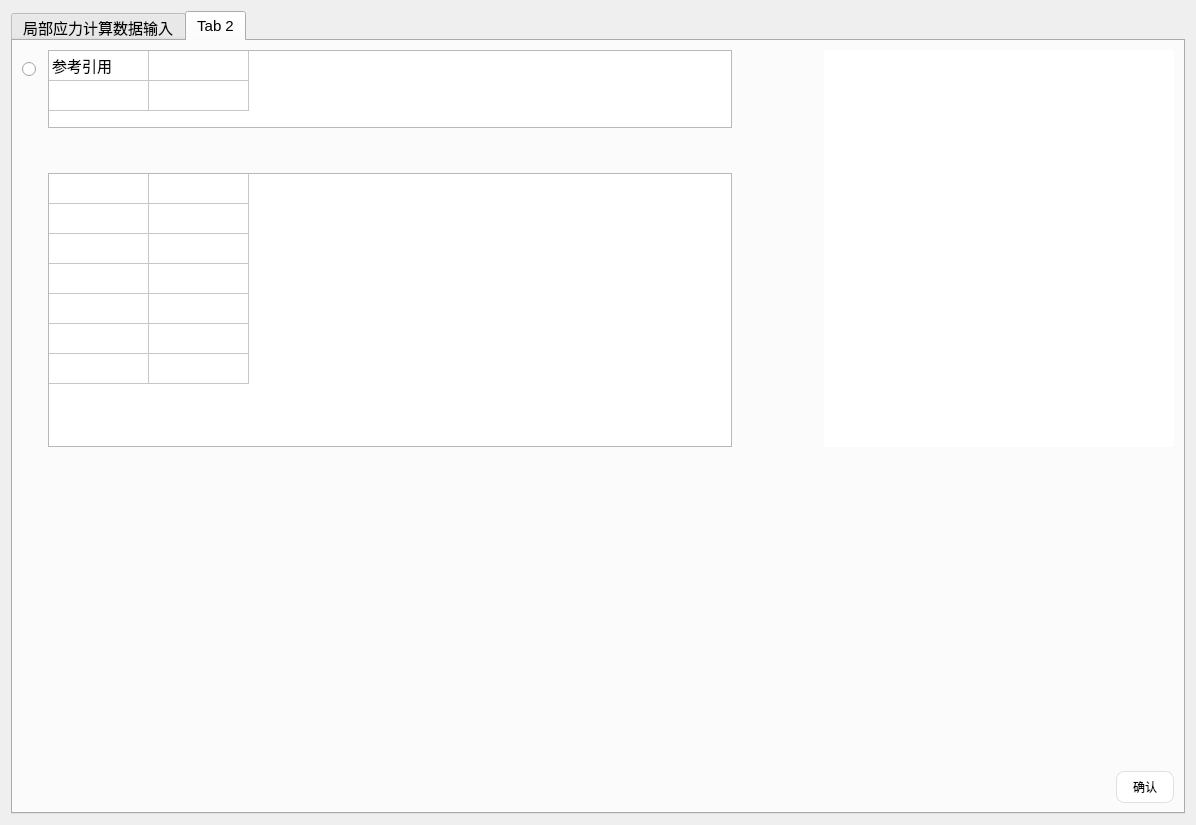
This is DongLanpec-local/modules/guankoudingyi/ui/pipe_openingload.ui in scienhudb/donghua as Qt 5 draws it before an edit. The edited form follows.
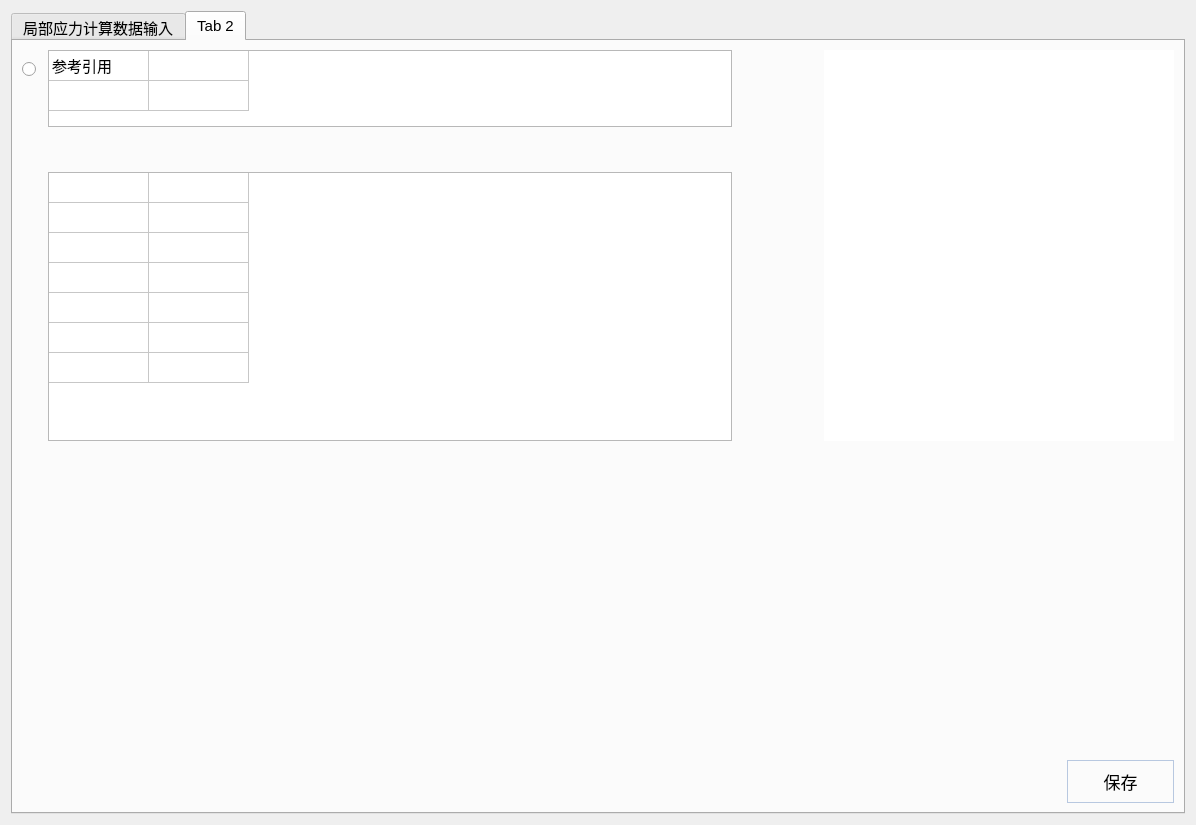
This is the edited form. The open tabs and pages were chosen to show the change. Icons and pictures are not drawn.

```diff
--- a/DongLanpec-local/modules/guankoudingyi/ui/pipe_openingload.ui
+++ b/DongLanpec-local/modules/guankoudingyi/ui/pipe_openingload.ui
@@ -363,43 +363,36 @@
             <widget class="QPushButton" name="save_btn">
              <property name="styleSheet">
               <string notr="true">QPushButton {
-    /* 背景：纯白，无渐变 */
-    background-color: #FFFFFF;
-    /* 边框：浅灰色细线 */
-    border: 1px solid #E0E0E0;
-    /* 圆角：8px，和参考图一致 */
-    border-radius: 8px;
-    /* 文字样式 */
+    background: qlineargradient(x1: 0, y1: 0, x2: 0, y2: 1,
+                                stop: 0 #ffffff, stop: 1 #e8edf5);
+    border: 1px solid #b8c8e0;
+    border-radius: 0px;
     color: #000000;
-    font-size: px;
-    /* 内边距，让文字居中 */
-    padding: 6px 16px;
-    /* 鼠标悬浮时的过渡效果 */
-    transition: all 0.2s ease;
+    font-size: 17px;
+    padding: 8px 20px;
+    text-align: center;
+    min-width: 65px;
 }
-
-/* 鼠标悬浮效果：轻微加深边框 + 浅背景 */
 QPushButton:hover {
     background-color: #F5F5F5;
     border-color: #D0D0D0;
 }
-
-/* 点击效果：按下时轻微变暗 */
 QPushButton:pressed {
     background-color: #EEEEEE;
     border-color: #C0C0C0;
 }
-
-/* 禁用状态样式（可选） */
 QPushButton:disabled {
-    background-color: #FAFAFA;
-    color: #AAAAAA;
-    border-color: #E5E5E5;
-}
-</string>
+    background: #f5f7fa;
+    color: #888888;
+    border-color: #d0d8e5;
+}</string>
              </property>
              <property name="text">
-              <string>确认</string>
+              <string>保存</string>
+             </property>
+             <property name="icon">
+              <iconset>
+               <normaloff>../../chanpinguanli/icons/保存.png</normaloff>../../chanpinguanli/icons/保存.png</iconset>
              </property>
             </widget>
            </item>
```
Left out of the diff: 10 changed lines with no effect on the pictures.
